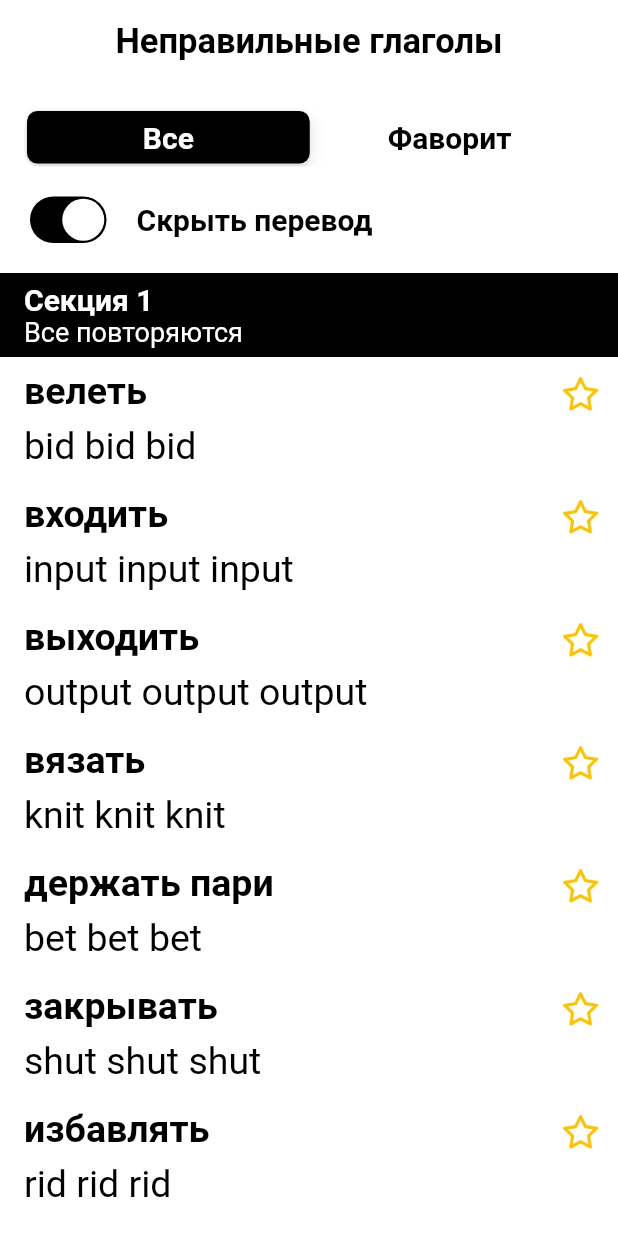
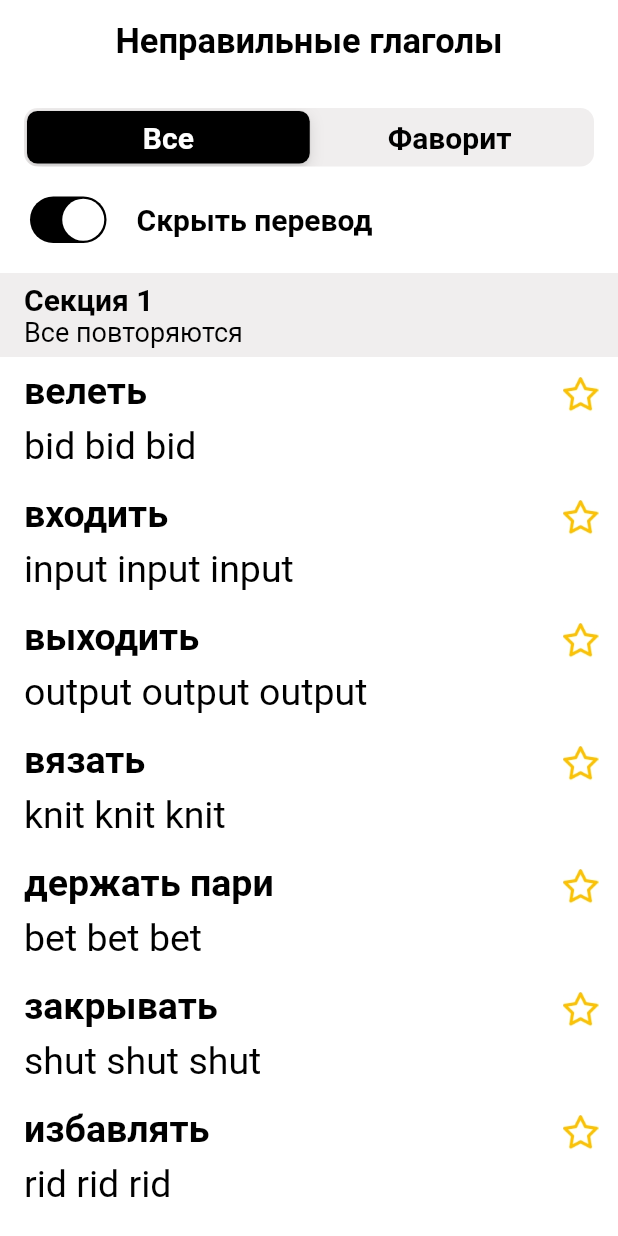
Before and after one commit to Hudihka/flutter_engl, a Flutter app: the screen it shows after launch, on a phone screen of 412 x 824 dp. Run offline on Flutter 3.47's test engine with Material 2 defaults, Android fonts, the phone set to English and light mode, and no system bars; drawn by our look-alikes of sticky_headers; our stand-ins replace bloc, shared_preferences; missing offline and left inert: dart:ffi.

Commit message:
изменил цвета

```diff
--- a/english/lib/Recources/enum_colors.dart
+++ b/english/lib/Recources/enum_colors.dart
@@ -1,6 +1,6 @@
 import 'package:flutter/material.dart';
 
-enum EnumColors { white, black, clear }
+enum EnumColors { white, black, clear, gray }
 
 extension EnumColorsExtension on EnumColors {
   Color color() {
@@ -11,6 +11,8 @@ extension EnumColorsExtension on EnumColors {
         return Colors.black;
       case EnumColors.clear:
         return const Color.fromARGB(0, 0, 0, 0);
+      case EnumColors.gray:
+        return Color.fromARGB(255, 240, 238, 238);
     }
   }
 }
--- a/english/lib/Views/heder_cell.dart
+++ b/english/lib/Views/heder_cell.dart
@@ -13,7 +13,7 @@ class HederCell extends StatelessWidget {
   @override
   Widget build(BuildContext context) {
     return Container(
-        color: EnumColors.black.color(),
+        color: EnumColors.gray.color(),
         width: double.infinity,
         child: Padding(
           padding: EdgeInsets.symmetric(
@@ -26,9 +26,7 @@ class HederCell extends StatelessWidget {
                 child: Text(
                   EnumTexts.sections.getText() + " " + group.number.toString(),
                   style: TextStyleExtension.generate(
-                      size: 20,
-                      style: EnumFontStyle.bold,
-                      color: EnumColors.white),
+                      size: 20, style: EnumFontStyle.bold),
                 ),
               ),
               SizedBox(
@@ -40,9 +38,7 @@ class HederCell extends StatelessWidget {
                     textAlign: TextAlign.left,
                     group.description,
                     style: TextStyleExtension.generate(
-                        size: 18,
-                        style: EnumFontStyle.regular,
-                        color: EnumColors.white),
+                        size: 18, style: EnumFontStyle.regular),
                   ))
             ],
           ),
--- a/english/lib/Views/segment_control.dart
+++ b/english/lib/Views/segment_control.dart
@@ -18,7 +18,7 @@ class SegmentControl extends StatelessWidget {
         padding:
             EdgeInsets.symmetric(horizontal: EnumOffsets.offset16.offset()),
         child: CupertinoSlidingSegmentedControl<int>(
-            backgroundColor: EnumColors.white.color(),
+            backgroundColor: EnumColors.gray.color(),
             thumbColor: EnumColors.black.color(),
             groupValue: index,
             children: {
```
